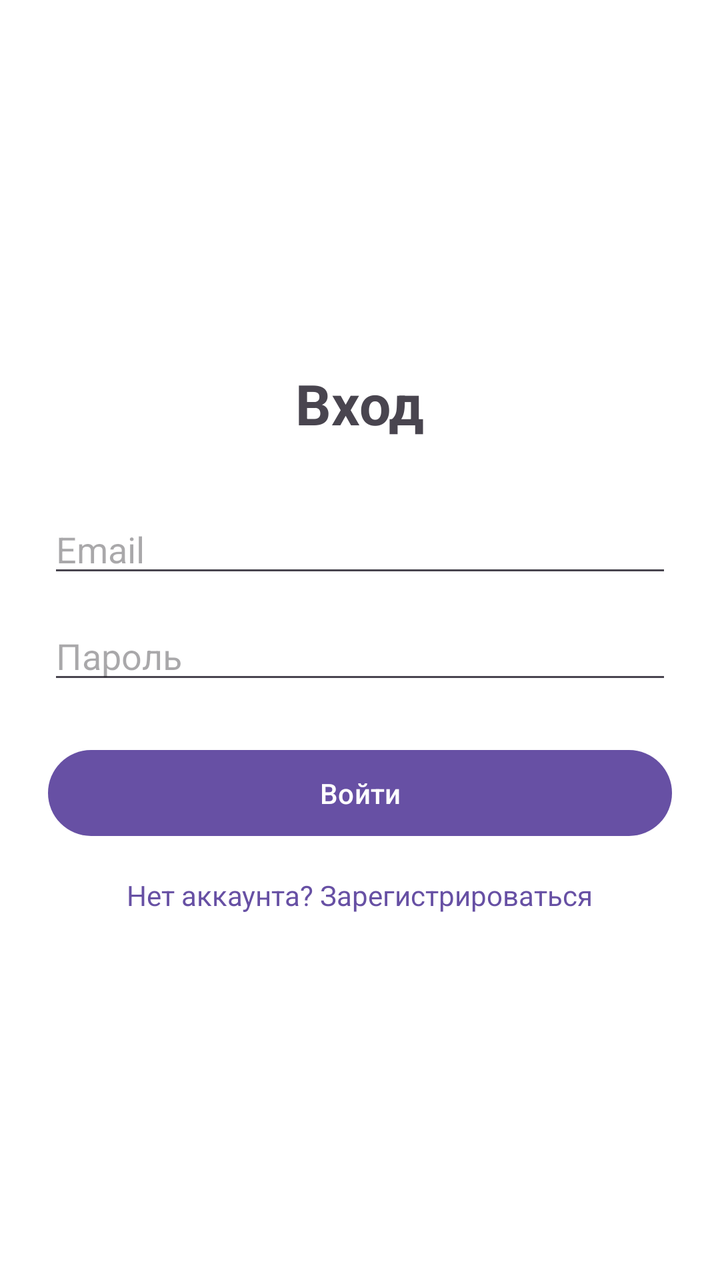
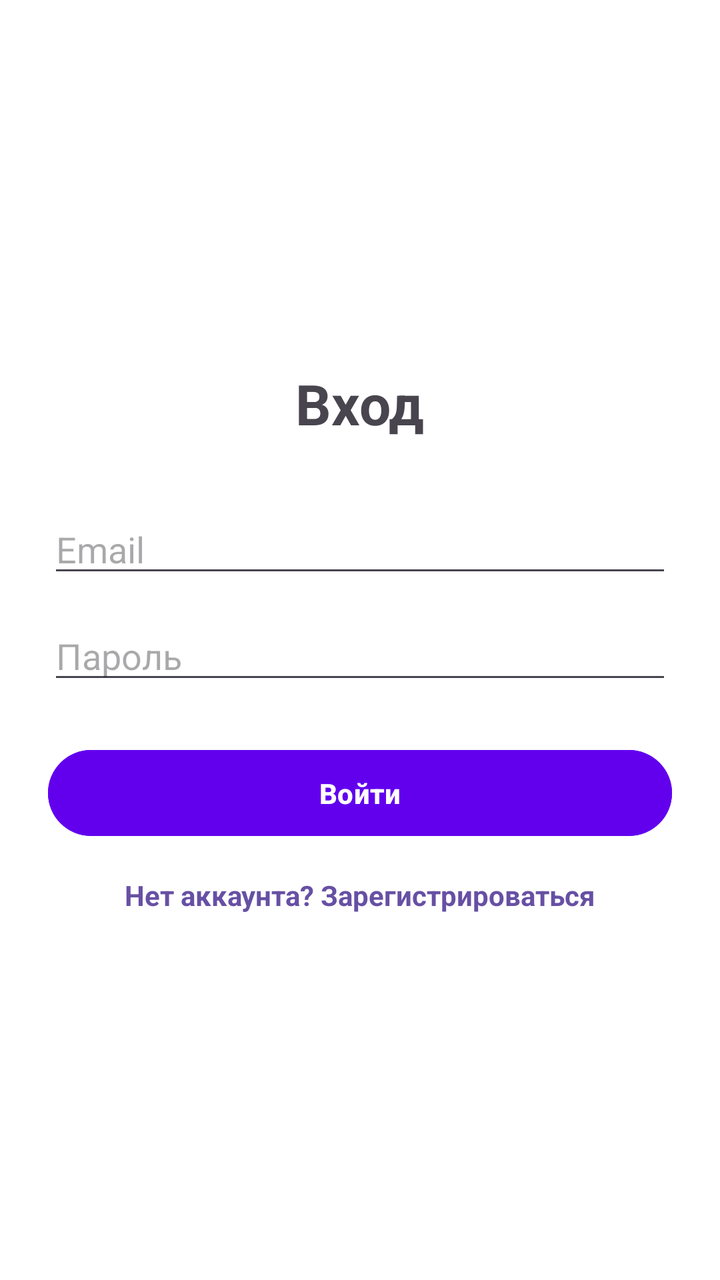

Compare the two renders of this Android layout. The source of the first and the diff that turns it into the second are given below.
<!-- AndroidManifest.xml: activity theme Theme.TeperTochno -->
<!-- res/layout/activity_login.xml -->
<?xml version="1.0" encoding="utf-8"?>
<LinearLayout xmlns:android="http://schemas.android.com/apk/res/android"
    android:layout_width="match_parent"
    android:layout_height="match_parent"
    android:orientation="vertical"
    android:padding="24dp"
    android:gravity="center_vertical"
    android:background="@color/white">

    <TextView
        android:layout_width="wrap_content"
        android:layout_height="wrap_content"
        android:text="Вход"
        android:textSize="28sp"
        android:textStyle="bold"
        android:layout_gravity="center_horizontal"
        android:layout_marginBottom="32dp" />

    <EditText
        android:id="@+id/etLoginEmail"
        android:layout_width="match_parent"
        android:layout_height="wrap_content"
        android:hint="Email"
        android:inputType="textEmailAddress"
        android:layout_marginBottom="12dp" />

    <EditText
        android:id="@+id/etLoginPass"
        android:layout_width="match_parent"
        android:layout_height="wrap_content"
        android:hint="Пароль"
        android:inputType="textPassword"
        android:layout_marginBottom="24dp" />

    <Button
        android:id="@+id/btnLogin"
        android:layout_width="match_parent"
        android:layout_height="wrap_content"
        android:text="Войти"
        android:padding="12dp" />

    <TextView
        android:id="@+id/tvToRegister"
        android:layout_width="wrap_content"
        android:layout_height="wrap_content"
        android:text="Нет аккаунта? Зарегистрироваться"
        android:layout_marginTop="16dp"
        android:layout_gravity="center_horizontal"
        android:textColor="?attr/colorPrimary" />

</LinearLayout>
<!-- resources referenced by this layout -->
<resources>
  <color name="white">#FFFFFFFF</color>
  <style name="Theme.TeperTochno" parent="Base.Theme.TeperTochno" />
  <style name="Base.Theme.TeperTochno" parent="Theme.Material3.DayNight.NoActionBar">
          
          
      </style>
</resources>

<!-- the commit's change to res/layout/activity_login.xml (unified diff, before → after) -->
@@ -37,6 +37,8 @@
         android:layout_width="match_parent"
         android:layout_height="wrap_content"
         android:text="Войти"
+        android:textStyle="bold"
+        android:backgroundTint="@color/purple"
         android:padding="12dp" />
 
     <TextView
@@ -44,6 +46,8 @@
         android:layout_width="wrap_content"
         android:layout_height="wrap_content"
         android:text="Нет аккаунта? Зарегистрироваться"
+        android:textStyle="bold"
+        android:backgroundTint="@color/purple"
         android:layout_marginTop="16dp"
         android:layout_gravity="center_horizontal"
         android:textColor="?attr/colorPrimary" />
<!-- resource entries referenced after the edit -->
@@ -1,5 +1,6 @@
 <!-- resources referenced by this layout -->
 <resources>
+  <color name="purple">#6200EE</color>
   <color name="white">#FFFFFFFF</color>
   <style name="Theme.TeperTochno" parent="Base.Theme.TeperTochno" />
   <style name="Base.Theme.TeperTochno" parent="Theme.Material3.DayNight.NoActionBar">
